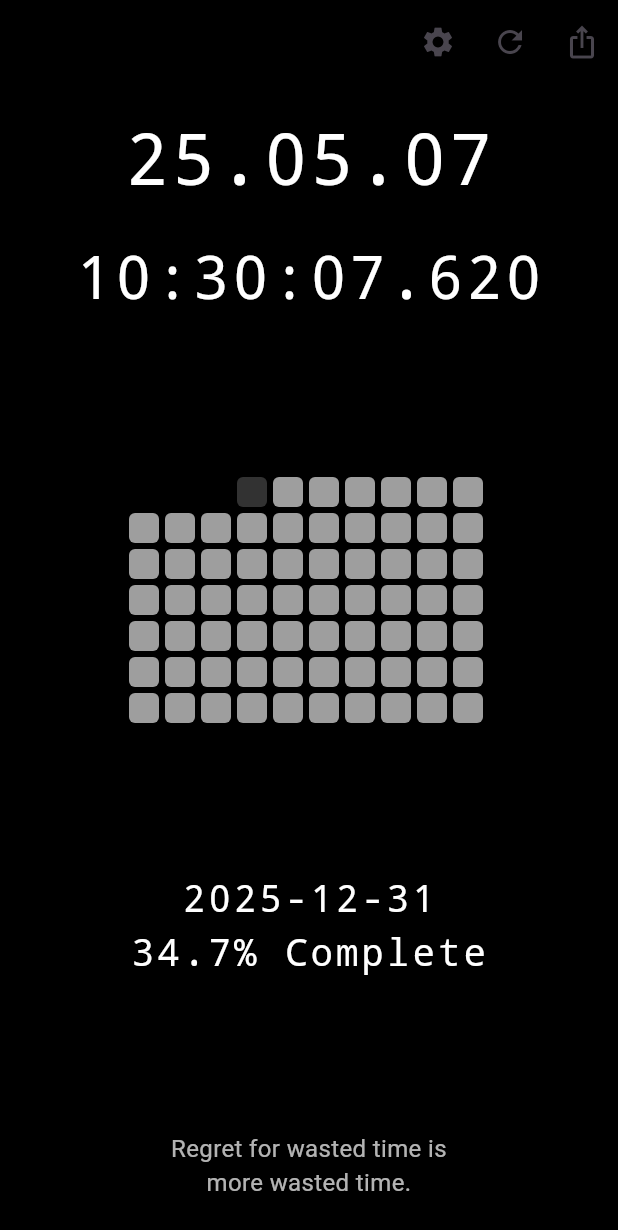
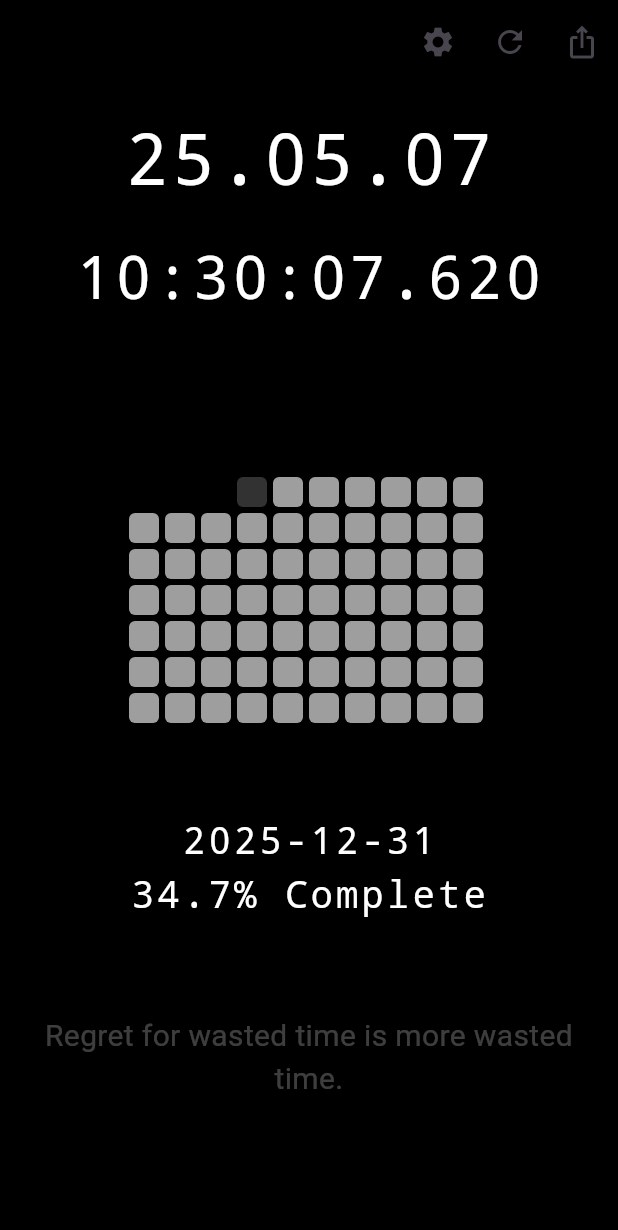
Before and after one commit to KimCookk/dot-time, a Flutter app: the screen it shows after launch, on a phone screen of 412 x 824 dp. Shown: the top 1230 px of the screen. Run offline on Flutter 3.47's test engine with Material 3 defaults, Android fonts, the phone set to English and light mode, and no system bars; our stand-ins replace flutter_datetime_picker_plus; missing offline and left inert: dart:ffi.

Commit message:
feat: 랜덤 명언 표출 기능 추가 - QuoteDisplay 위젯 분리 - RandomPickService 생성 및 적용

```diff
--- /dev/null
+++ b/lib/core/constants/quotes.dart
@@ -0,0 +1,22 @@
+const quotes = [
+  'Regret for wasted time is more wasted time.',
+  'Do not wait. The time will never be just right.',
+  'Time is what we want most, but what we use worst.',
+  'Lost time is never found again.',
+  'The key is in not spending time, but in investing it.',
+  'You may delay, but time will not.',
+  'Time flies over us, but leaves its shadow behind.',
+  'The future depends on what you do today.',
+  'A year from now you may wish you had started today.',
+  'Don’t count the days, make the days count.',
+  'The bad news is time flies. The good news is you’re the pilot.',
+  'Time you enjoy wasting is not wasted time.',
+  'You cannot do a kindness too soon, for you never know how soon it will be too late.',
+  'It’s not that we have little time, but more that we waste a good deal of it.',
+  'Every moment is a fresh beginning.',
+  'Your time is limited, so don’t waste it living someone else’s life.',
+  'The trouble is, you think you have time.',
+  'Now is the only time you own. Live, love, toil with a will.',
+  'Lost time is never found again, so make the most of the present.',
+  'You will never find time for anything. If you want time, you must make it.',
+];
--- /dev/null
+++ b/lib/core/service/random_pick_service.dart
@@ -0,0 +1,12 @@
+import 'dart:math';
+
+class RandomPickService<T> {
+  final List<T> _items;
+  final Random _random = Random();
+
+  RandomPickService(this._items);
+
+  T getRandomItem() {
+    return _items[_random.nextInt(_items.length)];
+  }
+}
--- a/lib/feature/home/presentation/home_screen.dart
+++ b/lib/feature/home/presentation/home_screen.dart
@@ -2,6 +2,7 @@ import 'dart:async';
 import 'package:dot_time/feature/home/presentation/animated_dot_grid.dart';
 import 'package:dot_time/feature/home/presentation/digital_text.dart';
 import 'package:dot_time/feature/home/presentation/progress_to_date_display.dart';
+import 'package:dot_time/feature/home/presentation/quote_display.dart';
 import 'package:dot_time/feature/home/presentation/real_time_clock.dart';
 import 'package:dot_time/feature/home/provider/home_state.dart';
 import 'package:dot_time/feature/setting/presentation/setting_screen.dart';
@@ -83,15 +84,9 @@ class _HomeScreenState extends State<HomeScreen> {
 
               const Spacer(),
               // 문구
-              Text(
-                'Regret for wasted time is\nmore wasted time.',
-                style: TextStyle(
-                  color: Colors.white70,
-                  fontSize: 16,
-                ),
-                textAlign: TextAlign.center,
-              ),
-              const SizedBox(height: 24),
+              QuoteDisplay(),
+
+              const SizedBox(height: 48),
             ],
           ),
         ),
--- /dev/null
+++ b/lib/feature/home/presentation/quote_display.dart
@@ -0,0 +1,37 @@
+import 'package:dot_time/feature/home/provider/home_state.dart';
+import 'package:flutter/material.dart';
+import 'package:provider/provider.dart';
+
+class QuoteDisplay extends StatefulWidget {
+  @override
+  State<StatefulWidget> createState() => _QuoteDisplayState();
+}
+
+class _QuoteDisplayState extends State<QuoteDisplay> {
+  @override
+  Widget build(BuildContext context) {
+    final double percent = context.watch<HomeState>().percent;
+    final String quote = context.watch<HomeState>().quote;
+    final opacity = (percent / 100).clamp(0.0, 1.0);
+    // TODO: implement build
+    return Padding(
+      padding: const EdgeInsets.only(bottom: 50.0, left: 25.0, right: 25.0),
+      child: AnimatedOpacity(
+        key: ValueKey(quote),
+        opacity: opacity,
+        duration: Duration(milliseconds: 80 * percent.toInt()),
+        child: Container(
+          height: 50,
+          child: Text(
+            '$quote',
+            style: TextStyle(
+              color: Colors.white70,
+              fontSize: 20,
+            ),
+            textAlign: TextAlign.center,
+          ),
+        ),
+      ),
+    );
+  }
+}
--- a/lib/feature/home/provider/home_state.dart
+++ b/lib/feature/home/provider/home_state.dart
@@ -1,6 +1,8 @@
 import 'dart:async';
 import 'dart:ffi';
 
+import 'package:dot_time/core/constants/quotes.dart';
+import 'package:dot_time/core/service/random_pick_service.dart';
 import 'package:flutter/material.dart';
 import 'package:intl/intl.dart';
 
@@ -10,6 +12,9 @@ class HomeState extends ChangeNotifier {
   int alarmIntervalPercent = 5;
   Timer? _updatePercentTimer;
 
+  late String _quote;
+  late RandomPickService<String> _quotePicker;
+
   static const Duration dotFillInterval = Duration(milliseconds: 80);
 
   DateTime _targetDateTime = DateTime(DateTime.now().year, 12, 31, 11, 59, 59);
@@ -17,15 +22,19 @@ class HomeState extends ChangeNotifier {
 
   bool _isInitDrawDotGrid = false;
 
-  get percent => _percent;
-  get filledDot => _filledDot;
-  get targetDateTime => _targetDateTime;
-  get startDateTime => _startDateTime;
-  get targetDateTimeString => DateFormat('yyyy-MM-dd').format(_targetDateTime);
-  get isInitDrawDotGrid => _isInitDrawDotGrid;
+  double get percent => _percent;
+  int get filledDot => _filledDot;
+  DateTime get targetDateTime => _targetDateTime;
+  DateTime get startDateTime => _startDateTime;
+  String get targetDateTimeString =>
+      DateFormat('yyyy-MM-dd').format(_targetDateTime);
+  bool get isInitDrawDotGrid => _isInitDrawDotGrid;
+  String get quote => _quote;
 
   HomeState() {
     startAutoUpdate();
+    _quotePicker = RandomPickService<String>(quotes);
+    pickQuotes();
   }
 
   void startAutoUpdate() {
@@ -33,6 +42,11 @@ class HomeState extends ChangeNotifier {
     _updatePercentTimer = Timer.periodic(const Duration(seconds: 1), (_) {
       updatePercent();
     });
+  }
+
+  void pickQuotes() {
+    _quote = _quotePicker.getRandomItem();
+    notifyListeners();
   }
 
   void setPercent(double percent) {
@@ -60,8 +74,11 @@ class HomeState extends ChangeNotifier {
   }
 
   void refresh() {
+    _percent = 0;
+    notifyListeners();
     _isInitDrawDotGrid = true;
     _percent = _percent;
+    _quote = _quotePicker.getRandomItem();
     notifyListeners();
   }
 
```
Also changed, not shown: 1 other file.
